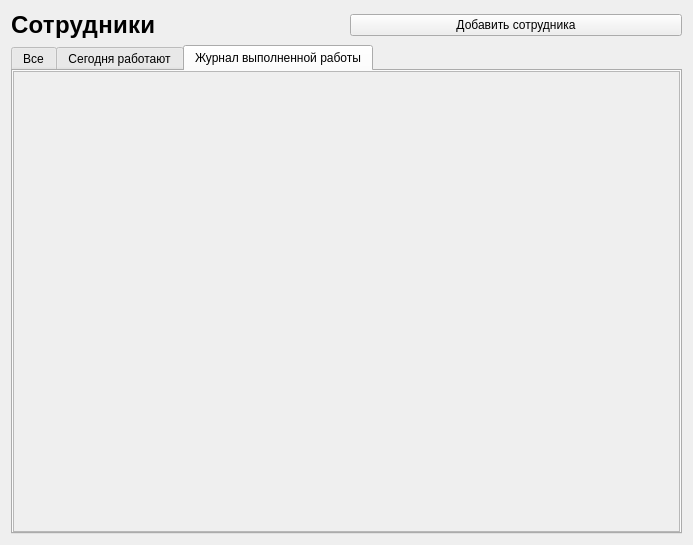
Above: Client/Form Menu/Employee/formemployee.ui from Golfriman/Control_Data before the change. Below: the same form after it.
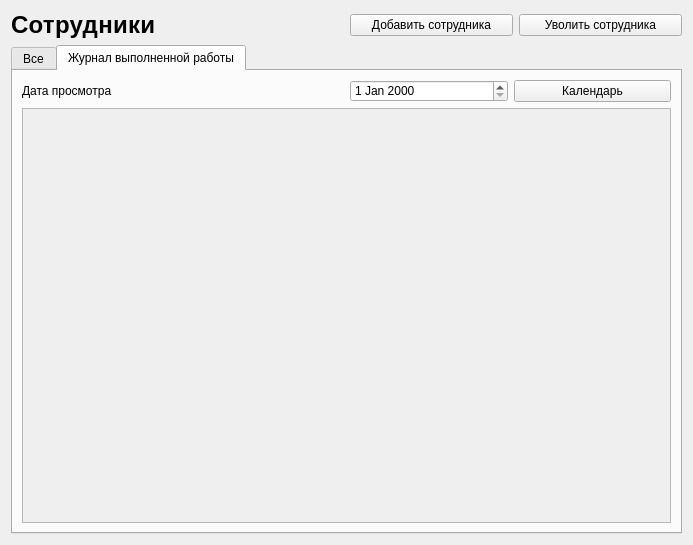
That is the form after the change.

Diff of the .ui file:
```diff
--- a/Client/Form Menu/Employee/formemployee.ui
+++ b/Client/Form Menu/Employee/formemployee.ui
@@ -13,7 +13,7 @@
   <property name="windowTitle">
    <string>Form</string>
   </property>
-  <layout class="QVBoxLayout" name="verticalLayout">
+  <layout class="QVBoxLayout" name="verticalLayout_2">
    <item>
     <layout class="QHBoxLayout" name="horizontalLayout_2">
      <item>
@@ -40,6 +40,13 @@
          </property>
         </widget>
        </item>
+       <item>
+        <widget class="QPushButton" name="pushButton_2">
+         <property name="text">
+          <string>Уволить сотрудника</string>
+         </property>
+        </widget>
+       </item>
       </layout>
      </item>
     </layout>
@@ -64,21 +71,49 @@
       <attribute name="title">
        <string>Все</string>
       </attribute>
-      <layout class="QHBoxLayout" name="horizontalLayout_3">
-       <property name="leftMargin">
-        <number>0</number>
-       </property>
-       <property name="topMargin">
-        <number>0</number>
-       </property>
-       <property name="rightMargin">
-        <number>0</number>
-       </property>
-       <property name="bottomMargin">
-        <number>0</number>
-       </property>
+      <layout class="QVBoxLayout" name="verticalLayout_3">
        <item>
-        <widget class="QScrollArea" name="scrollArea">
+        <layout class="QHBoxLayout" name="horizontalLayout_3">
+         <item>
+          <widget class="QLabel" name="label_3">
+           <property name="text">
+            <string>Должность</string>
+           </property>
+          </widget>
+         </item>
+         <item>
+          <widget class="QComboBox" name="position">
+           <item>
+            <property name="text">
+             <string>Любая</string>
+            </property>
+           </item>
+           <item>
+            <property name="text">
+             <string>Администратор</string>
+            </property>
+           </item>
+           <item>
+            <property name="text">
+             <string>Техник</string>
+            </property>
+           </item>
+           <item>
+            <property name="text">
+             <string>Охраник</string>
+            </property>
+           </item>
+           <item>
+            <property name="text">
+             <string>Горничная</string>
+            </property>
+           </item>
+          </widget>
+         </item>
+        </layout>
+       </item>
+       <item>
+        <widget class="QScrollArea" name="scrollArea_2">
          <property name="widgetResizable">
           <bool>true</bool>
          </property>
@@ -97,75 +132,51 @@
        </item>
       </layout>
      </widget>
-     <widget class="QWidget" name="tab_2">
-      <attribute name="title">
-       <string>Сегодня работают</string>
-      </attribute>
-      <layout class="QHBoxLayout" name="horizontalLayout_4">
-       <property name="leftMargin">
-        <number>0</number>
-       </property>
-       <property name="topMargin">
-        <number>0</number>
-       </property>
-       <property name="rightMargin">
-        <number>0</number>
-       </property>
-       <property name="bottomMargin">
-        <number>0</number>
-       </property>
-       <item>
-        <widget class="QScrollArea" name="scrollArea_2">
-         <property name="widgetResizable">
-          <bool>true</bool>
-         </property>
-         <widget class="QWidget" name="online">
-          <property name="geometry">
-           <rect>
-            <x>0</x>
-            <y>0</y>
-            <width>663</width>
-            <height>447</height>
-           </rect>
-          </property>
-          <layout class="QVBoxLayout" name="verticalLayout_4"/>
-         </widget>
-        </widget>
-       </item>
-      </layout>
-     </widget>
      <widget class="QWidget" name="tab_3">
       <attribute name="title">
        <string>Журнал выполненной работы</string>
       </attribute>
-      <layout class="QVBoxLayout" name="verticalLayout_2">
-       <property name="leftMargin">
-        <number>0</number>
-       </property>
-       <property name="topMargin">
-        <number>0</number>
-       </property>
-       <property name="rightMargin">
-        <number>0</number>
-       </property>
-       <property name="bottomMargin">
-        <number>0</number>
-       </property>
+      <layout class="QVBoxLayout" name="verticalLayout">
        <item>
-        <widget class="QScrollArea" name="scrollArea_3">
+        <layout class="QHBoxLayout" name="horizontalLayout_5">
+         <item>
+          <widget class="QLabel" name="label_2">
+           <property name="text">
+            <string>Дата просмотра</string>
+           </property>
+          </widget>
+         </item>
+         <item>
+          <layout class="QHBoxLayout" name="horizontalLayout_4">
+           <item>
+            <widget class="QDateEdit" name="date"/>
+           </item>
+           <item>
+            <widget class="QPushButton" name="pushButton_3">
+             <property name="text">
+              <string>Календарь</string>
+             </property>
+            </widget>
+           </item>
+          </layout>
+         </item>
+        </layout>
+       </item>
+       <item>
+        <widget class="QScrollArea" name="scrollArea">
          <property name="widgetResizable">
           <bool>true</bool>
          </property>
-         <widget class="QWidget" name="logWork">
+         <widget class="QWidget" name="log">
           <property name="geometry">
            <rect>
             <x>0</x>
             <y>0</y>
-            <width>663</width>
-            <height>447</height>
+            <width>641</width>
+            <height>385</height>
            </rect>
           </property>
-          <layout class="QVBoxLayout" name="verticalLayout_3"/>
+          <layout class="QVBoxLayout" name="verticalLayout_4"/>
          </widget>
         </widget>
        </item>
```
Left out of the diff: 6 changed lines with no effect on the pictures.
